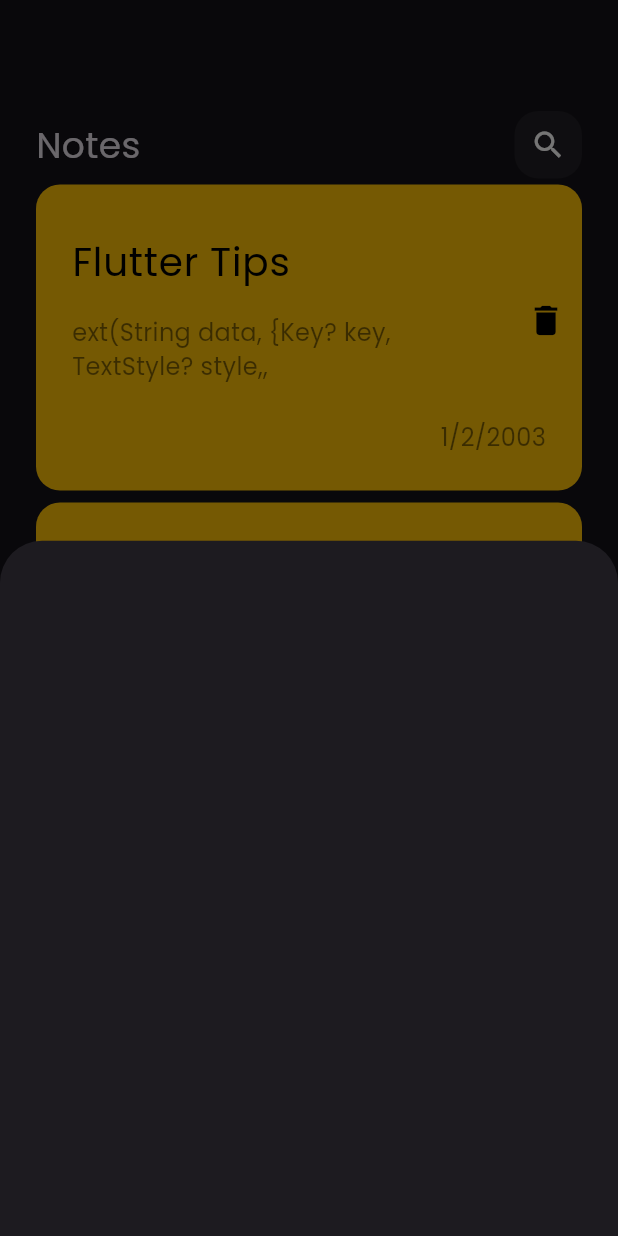
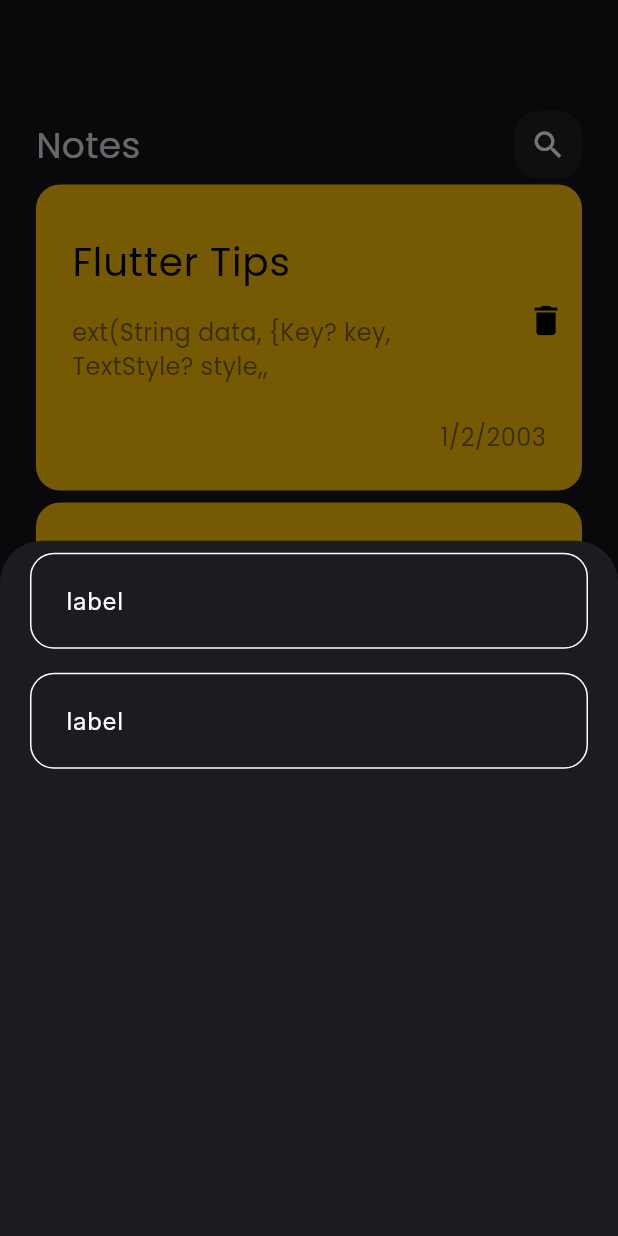
Before and after one commit to H0SAM7/NotesApp, a Flutter app: the screen it shows after launch, after a tap on the "add" icon, on a phone screen of 412 x 824 dp. Run offline on Flutter 3.47's test engine with Material 3 defaults, Android fonts, the phone set to English and light mode, and no system bars; our stand-ins replace google_fonts; Roboto replaces fonts that are missing (Inter).

Commit message:
create custom text field

```diff
--- /dev/null
+++ b/lib/constants.dart
@@ -0,0 +1,3 @@
+import 'package:flutter/material.dart';
+
+Color mainColor=const Color(0xff62FCD7);
--- a/lib/views/notes_view.dart
+++ b/lib/views/notes_view.dart
@@ -1,6 +1,6 @@
 import 'package:flutter/material.dart';
 import 'package:notes_app/widgets/notes_view_body.dart';
-import 'package:notes_app/widgets/show_bottom_sheet.dart';
+import 'package:notes_app/widgets/add_note_bottom_sheet.dart';
 
 class NotesView extends StatelessWidget {
   const NotesView({super.key});
@@ -11,7 +11,7 @@ class NotesView extends StatelessWidget {
       floatingActionButton: FloatingActionButton(
         onPressed: () {
           showModalBottomSheet(context: context, builder: (context){
-            return const ShowModelBottomSheet();
+            return const AddNoteBottomSheet();
           });
         },
         backgroundColor: Colors.blue,
--- /dev/null
+++ b/lib/widgets/add_note_bottom_sheet.dart
@@ -0,0 +1,16 @@
+import 'package:flutter/material.dart';
+import 'package:notes_app/widgets/custom_text_field.dart';
+
+class AddNoteBottomSheet extends StatelessWidget {
+  const AddNoteBottomSheet({super.key});
+
+  @override
+  Widget build(BuildContext context) {
+    return Column(
+      children: [
+        CustomTextField(label: 'label', hint: 'hint'),
+        CustomTextField(label: 'label', hint: 'hint'),
+      ],
+    );
+  }
+}
--- /dev/null
+++ b/lib/widgets/custom_text_field.dart
@@ -0,0 +1,75 @@
+import 'package:flutter/material.dart';
+import 'package:notes_app/constants.dart';
+
+// ignore: must_be_immutable
+class CustomTextField extends StatefulWidget {
+  CustomTextField(
+      {super.key,
+      required this.label,
+      required this.hint,
+      this.onchage,
+      this.controller,
+      this.onTap});
+  final TextEditingController? controller;
+  final String label;
+  final String hint;
+
+  Function(String)? onchage;
+  VoidCallback? onTap;
+  Function(String?)? onSaved;
+  @override
+  State<CustomTextField> createState() => _CustomTextFieldState();
+}
+
+class _CustomTextFieldState extends State<CustomTextField> {
+  @override
+  Widget build(BuildContext context) {
+    bool isDarkMode = Theme.of(context).brightness == Brightness.dark;
+    return Padding(
+      padding: const EdgeInsets.symmetric(vertical: 8, horizontal: 20),
+      child: TextFormField(
+          onSaved: widget.onSaved,
+          showCursor: true,
+          controller: widget.controller,
+          validator: (data) {
+            if (data!.isEmpty) {
+              return 'Field is required';
+            }
+          },
+          onChanged: widget.onchage,
+          style: TextStyle(
+            color: !isDarkMode ? Colors.black : Colors.white,
+            fontFamily: 'Inter',
+          ),
+          cursorColor: Colors.white,
+          decoration: InputDecoration(
+            contentPadding: const EdgeInsets.symmetric(vertical: 20, horizontal: 20),
+            label: Text(
+              widget.label,
+              style: TextStyle(
+                color: !isDarkMode ? Colors.white : Colors.white,
+                fontFamily: 'Inter',
+              ),
+            ),
+            hintText: widget.hint,
+            fillColor: Colors.white,
+            hoverColor: Colors.white,
+            hintStyle: const TextStyle(
+              color: Colors.grey,
+              fontFamily: 'Inter',
+            ),
+            border:  buildBorder(),
+            enabledBorder:  buildBorder(),
+            focusedBorder: buildBorder(mainColor),
+          )),
+    );
+  }
+
+
+  OutlineInputBorder buildBorder([color]){
+  return  OutlineInputBorder(
+              borderSide: BorderSide(color:color ?? Colors.white),
+              borderRadius: const BorderRadius.all(Radius.circular(16)),
+            );
+  }
+}
--- a/lib/widgets/show_bottom_sheet.dart
+++ /dev/null
@@ -1,11 +0,0 @@
-
-import 'package:flutter/material.dart';
-
-class ShowModelBottomSheet extends StatelessWidget {
-  const ShowModelBottomSheet({super.key});
-
-  @override
-  Widget build(BuildContext context) {
-    return Container();
-  }
-}
```
